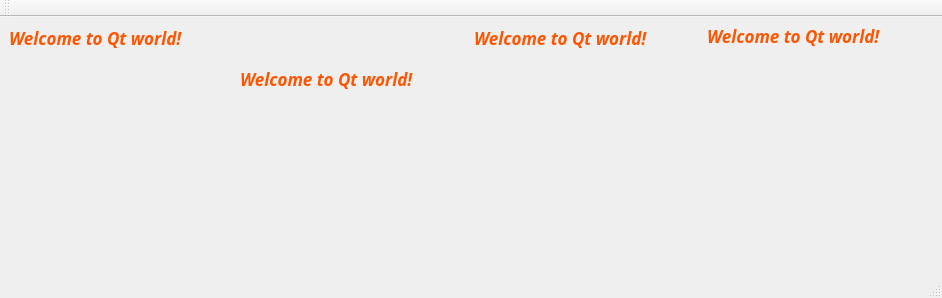
This is mainwindow.ui in ShirleyLuoppx/QtStudy as Qt 5 draws it before an edit. The edited form follows.
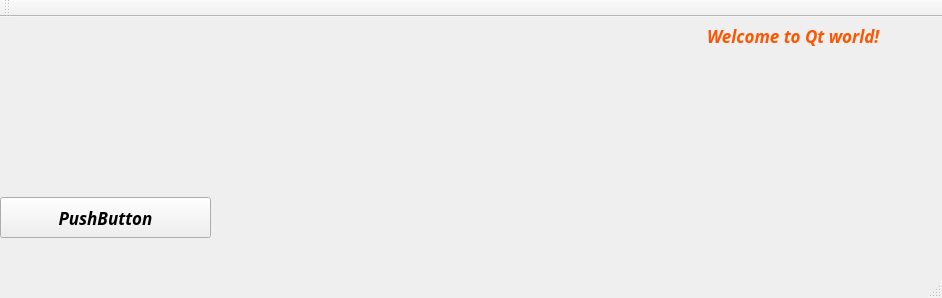
This is the edited form.

```diff
--- a/mainwindow.ui
+++ b/mainwindow.ui
@@ -107,43 +107,17 @@
      <string>Welcome to Qt world!</string>
     </property>
    </widget>
-   <widget class="QLabel" name="label_2">
+   <widget class="QPushButton" name="myPushButton">
     <property name="geometry">
      <rect>
-      <x>240</x>
-      <y>50</y>
-      <width>204</width>
-      <height>24</height>
+      <x>0</x>
+      <y>180</y>
+      <width>211</width>
+      <height>41</height>
      </rect>
     </property>
     <property name="text">
-     <string>Welcome to Qt world!</string>
-    </property>
-   </widget>
-   <widget class="QLabel" name="label_4">
-    <property name="geometry">
-     <rect>
-      <x>474</x>
-      <y>9</y>
-      <width>204</width>
-      <height>24</height>
-     </rect>
-    </property>
-    <property name="text">
-     <string>Welcome to Qt world!</string>
-    </property>
-   </widget>
-   <widget class="QLabel" name="label_3">
-    <property name="geometry">
-     <rect>
-      <x>9</x>
-      <y>9</y>
-      <width>204</width>
-      <height>24</height>
-     </rect>
-    </property>
-    <property name="text">
-     <string>Welcome to Qt world!</string>
+     <string>PushButton</string>
     </property>
    </widget>
   </widget>
```
Left out of the diff: 2 changed lines with no effect on the pictures.
